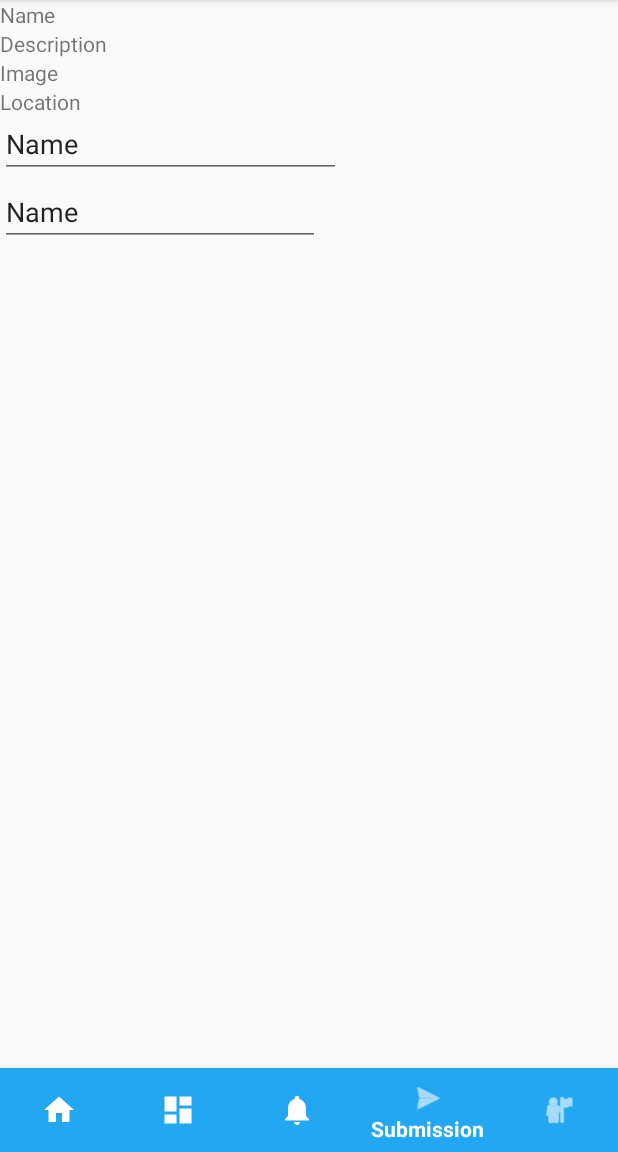
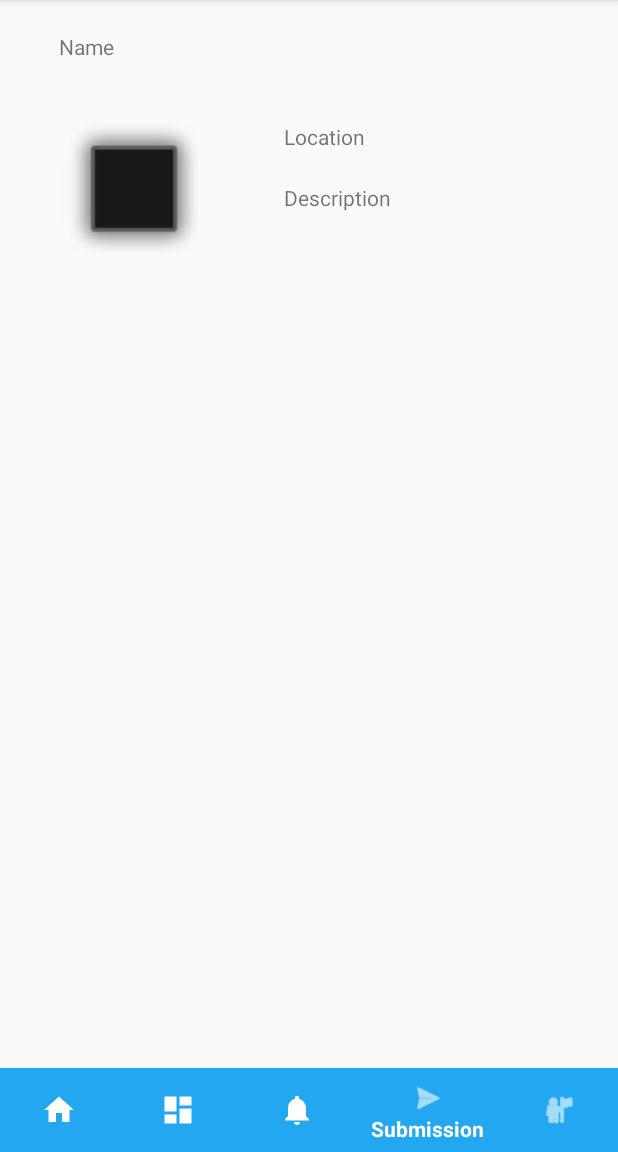
Before and after one commit to ViriusLevan/VisionShare, an Android app: the screen it shows after launch once a user with an empty profile is signed in (Main), item 4 of the bottom bar chosen, on a phone screen of 412 x 824 dp, the part 84-1236 px from its top. Run offline under Robolectric (Android 15) with nearby library versions, the phone set to English and light mode, and no system bars; our stand-ins replace Firebase (no records; nobody signed in at launch, a user with empty details on screens opened directly); 7 statements that could not run were skipped.

Commit message:
Firebase Read Integration for Submission

```diff
--- a/app/src/main/java/com/example/android/visionshare/Submission.java
+++ b/app/src/main/java/com/example/android/visionshare/Submission.java
@@ -1,13 +1,30 @@
 package com.example.android.visionshare;
 
 import android.os.Bundle;
+import android.support.annotation.Nullable;
 import android.support.v4.app.Fragment;
+import android.util.Log;
 import android.view.LayoutInflater;
 import android.view.View;
 import android.view.ViewGroup;
+import android.widget.ImageView;
+import android.widget.TextView;
+
+import com.google.firebase.database.ChildEventListener;
+import com.google.firebase.database.DataSnapshot;
+import com.google.firebase.database.DatabaseError;
+import com.google.firebase.database.DatabaseReference;
+import com.google.firebase.database.FirebaseDatabase;
+import com.google.firebase.database.ValueEventListener;
 
 public class Submission extends Fragment{
 
+    private TextView projectNameTV, projectDescTV, projectLocationTV;
+    private ImageView projectImageIV;
+    private FirebaseDatabase fd;
+    private DatabaseReference myRef, projectInfoRef;
+    private ChildEventListener myProjectChildListener;
+    private ValueEventListener projectInfoListener;
 
     View view;
     public static Submission newInstance() {
@@ -18,13 +35,88 @@ public class Submission extends Fragment{
     @Override
     public void onCreate(Bundle savedInstanceState) {
         super.onCreate(savedInstanceState);
+
+
+        fd = FirebaseDatabase.getInstance();
+        myRef = fd.getReference().child("User has Projects").child("iQhuQQFduEck3r2yT7jpQLZnD6k2");
+        projectInfoRef = fd.getReference().child("Crowdfunding Projects");
+
+
+        //        myProjectChildListener = myRef.addChildEventListener(new ChildEventListener() {
+//            @Override
+//            public void onChildAdded(DataSnapshot dataSnapshot, String s) {
+//                // This method is called once with the initial value and again
+//                // whenever data at this location is updated.
+//                String value = dataSnapshot.getKey();
+//                projectNameTV.setText(value);
+//                Log.d("MY PROJECT READ SUCCESS", "Value is: " + value);
+//            }
+//
+//            @Override
+//            public void onChildChanged(DataSnapshot dataSnapshot, String s) {
+//
+//            }
+//
+//            @Override
+//            public void onChildRemoved(DataSnapshot dataSnapshot) {
+//
+//            }
+//
+//            @Override
+//            public void onChildMoved(DataSnapshot dataSnapshot, String s) {
+//
+//            }
+//
+//            @Override
+//            public void onCancelled(DatabaseError databaseError) {
+//                Log.w("MY PROJECT READ FAIL", "Failed to read value.",
+//                        databaseError.toException());
+//            }
+//        });
+
     }
 
+    @Nullable
     @Override
-    public View onCreateView(LayoutInflater inflater, ViewGroup container, Bundle savedInstanceState)
-    {
+    public View onCreateView(LayoutInflater inflater, @Nullable ViewGroup container, @Nullable Bundle savedInstanceState) {
         view = inflater.inflate(R.layout.fragment_submission, container, false);
         return view;
     }
 
+    @Override
+    public void onViewCreated(View view, @Nullable Bundle savedInstanceState) {
+        super.onViewCreated(view, savedInstanceState);
+
+        projectNameTV = getView().findViewById(R.id.myProjectNameTV);
+        projectLocationTV = getView().findViewById(R.id.myProjectLocationTV);
+        projectImageIV = getView().findViewById(R.id.myProjectImageIV);
+        projectDescTV = getView().findViewById(R.id.myProjectDescriptionTV);
+
+        //Read from database
+        projectInfoListener = projectInfoRef.orderByChild("Submitted By").
+                equalTo("iQhuQQFduEck3r2yT7jpQLZnD6k2").addValueEventListener
+                (new ValueEventListener() {
+                    @Override
+                    public void onDataChange(DataSnapshot dataSnapshot) {
+                        for (DataSnapshot myProjectData : dataSnapshot.getChildren()){
+                            projectNameTV.setText(myProjectData.child("Name").getValue(String.class));
+                            projectLocationTV.setText(myProjectData.child("Location").getValue(String.class));
+                            projectDescTV.setText(myProjectData.child("Description").getValue(String.class));
+                        }
+                    }
+
+                    @Override
+                    public void onCancelled(DatabaseError databaseError) {
+
+                    }
+                });
+    }
+
+    @Override
+    public void onDestroy() {
+        super.onDestroy();
+        myRef.removeEventListener(projectInfoListener);
+    }
+
+
 }
--- a/app/src/main/res/layout/fragment_submission.xml
+++ b/app/src/main/res/layout/fragment_submission.xml
@@ -1,48 +1,47 @@
 <?xml version="1.0" encoding="utf-8"?>
-<LinearLayout
+<RelativeLayout
     xmlns:android="http://schemas.android.com/apk/res/android"
+    xmlns:app="http://schemas.android.com/apk/res-auto"
     xmlns:tools="http://schemas.android.com/tools"
     android:layout_width="match_parent"
     android:layout_height="match_parent"
     android:orientation="vertical">
 
     <TextView
-        android:id="@+id/textView"
-        android:layout_width="wrap_content"
-        android:layout_height="wrap_content"
-        android:text="Name"/>
+        android:id="@+id/myProjectNameTV"
+        android:layout_width="218dp"
+        android:layout_height="36dp"
+        android:layout_alignParentTop="true"
+        android:layout_alignLeft="@+id/myProjectImageIV"
+        android:layout_marginTop="21dp"
+        android:text="Name" />
 
     <TextView
-        android:id="@+id/textView2"
-        android:layout_width="wrap_content"
-        android:layout_height="wrap_content"
-        android:text="Description"/>
+        android:id="@+id/myProjectDescriptionTV"
+        android:layout_width="198dp"
+        android:layout_height="66dp"
+        android:layout_alignParentTop="true"
+        android:layout_alignLeft="@+id/myProjectLocationTV"
+        android:layout_marginTop="122dp"
+        android:text="Description" />
 
     <TextView
-        android:id="@+id/textView3"
-        android:layout_width="wrap_content"
+        android:id="@+id/myProjectLocationTV"
+        android:layout_width="183dp"
         android:layout_height="wrap_content"
-        android:text="Image"/>
+        android:layout_alignParentRight="true"
+        android:layout_alignTop="@+id/myProjectImageIV"
+        android:layout_marginRight="39dp"
+        android:text="Location" />
 
-    <TextView
-        android:id="@+id/textView4"
-        android:layout_width="wrap_content"
-        android:layout_height="wrap_content"
-        android:text="Location"/>
+    <ImageView
+        android:id="@+id/myProjectImageIV"
+        android:layout_width="100dp"
+        android:layout_height="99dp"
+        android:layout_alignParentLeft="true"
+        android:layout_alignParentTop="true"
+        android:layout_marginLeft="39dp"
+        android:layout_marginTop="81dp"
+        app:srcCompat="@android:drawable/alert_dark_frame" />
 
-    <EditText
-        android:id="@+id/editText"
-        android:layout_width="227dp"
-        android:layout_height="41dp"
-        android:ems="10"
-        android:inputType="textPersonName"
-        android:text="Name"/>
-
-    <EditText
-        android:id="@+id/editText2"
-        android:layout_width="wrap_content"
-        android:layout_height="wrap_content"
-        android:ems="10"
-        android:inputType="textPersonName"
-        android:text="Name"/>
-</LinearLayout>
+</RelativeLayout>
```
Also changed, not shown: 1 other file.
